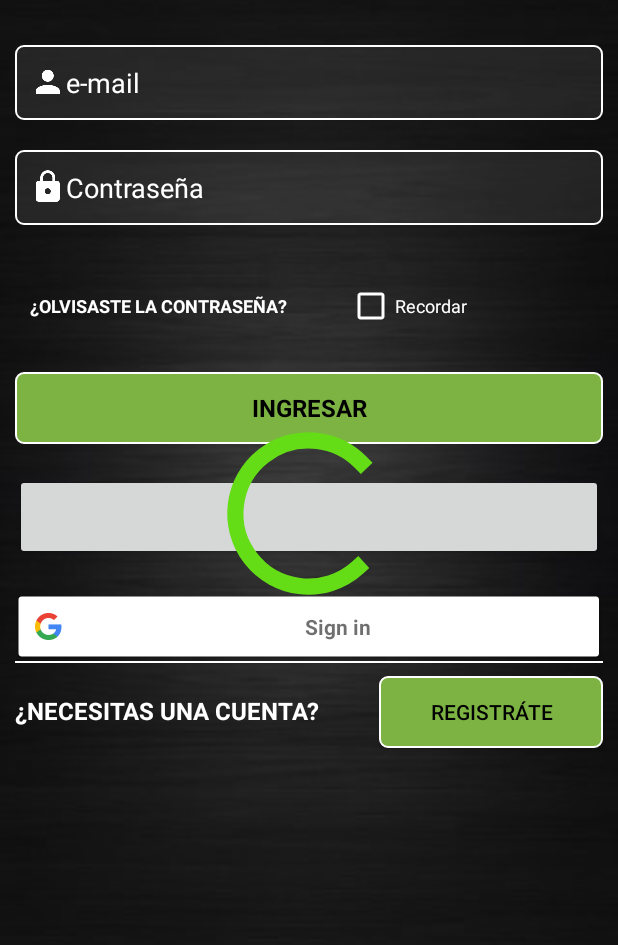
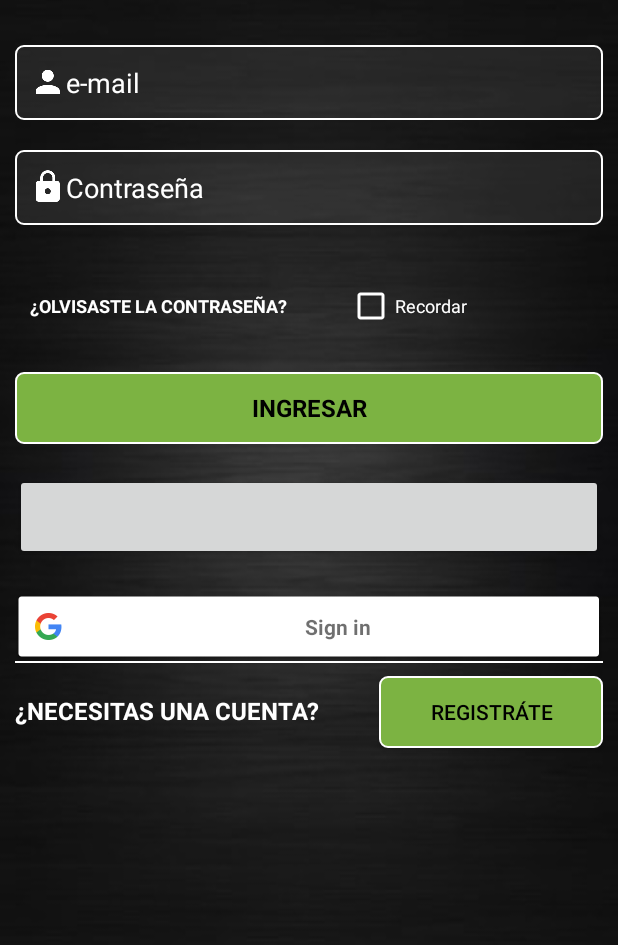
Before and after one commit to AnnaPS/BAA, an Android app: the layout activity_login.xml on its own in the app's theme, with its tools: preview values and no code run, on a phone screen of 412 x 824 dp, the part 104-1049 px from its top. Run offline under Robolectric (Android 15) with nearby library versions, the phone set to English and light mode, and no system bars; plain views replace LoginButton.

Commit message:
Merge branch 'optimizacion_arreglos' of https://github.com/AnnaPS/BAA into LocalesSalas
# Carga de datos desde Firebase en los diferentes recyclerViews de los 4 tabs de la ventanaInicialApp

# Implementacion de pregress bar customizado con icono de aplicacion

```diff
--- a/BandsnArts/app/src/main/java/com/example/pc/bandsnarts/Login/InicioGoogle.java
+++ b/BandsnArts/app/src/main/java/com/example/pc/bandsnarts/Login/InicioGoogle.java
@@ -1,6 +1,7 @@
 package com.example.pc.bandsnarts.Login;
 
 import android.content.Intent;
+import android.graphics.drawable.AnimationDrawable;
 import android.os.Bundle;
 import android.support.annotation.NonNull;
 import android.support.v7.app.AppCompatActivity;
@@ -74,6 +75,9 @@ public class InicioGoogle extends AppCompatActivity implements GoogleApiClient.O
             }
 
         };
+
+
+
     }
 
     private void datosUsuario(FirebaseUser usuario) {
@@ -85,7 +89,7 @@ public class InicioGoogle extends AppCompatActivity implements GoogleApiClient.O
         // Mostramos por consola la URL de la imagen
         // Log.d("MIAPP", cuentaUsuario.getPhotoUrl().toString());
 
-        Glide.with(this).load(usuario.getPhotoUrl()).into(fotoGoogle);
+      //  Glide.with(this).load(usuario.getPhotoUrl()).into(fotoGoogle);
     }
 
 
--- a/BandsnArts/app/src/main/res/layout/activity_login.xml
+++ b/BandsnArts/app/src/main/res/layout/activity_login.xml
@@ -161,13 +161,13 @@
         android:layout_marginTop="510dp"
         android:background="@color/md_white_1000" />
 
-    <ProgressBar
+
+    <ImageView
         android:id="@+id/progressBarVLogin"
-        style="?android:attr/progressBarStyle"
-        android:layout_width="match_parent"
-        android:layout_height="130dp"
-        android:layout_alignParentStart="true"
-        android:layout_centerVertical="true" />
+        android:layout_width="140dp"
+        android:layout_height="154dp"
+        android:layout_centerInParent="true"
+         />
 
     <LinearLayout
         android:id="@+id/llhVLogin"
```
Also changed, not shown: BandsnArts/app/src/main/AndroidManifest.xml (+31 -27 lines), BandsnArts/app/src/main/java/com/example/pc/bandsnarts/Login/LoginActivity.java (+15 -2 lines), BandsnArts/app/src/main/res/drawable-hdpi/gif.xml (added, +17 -0 lines), BandsnArts/app/src/main/res/layout/activity_inicio_google.xml (+10 -3 lines), BandsnArts/app/src/main/res/mipmap-hdpi/a.png (added), BandsnArts/app/src/main/res/mipmap-hdpi/b.png (added), BandsnArts/app/src/main/res/mipmap-hdpi/c.png (added), BandsnArts/app/src/main/res/mipmap-hdpi/d.png (added).
